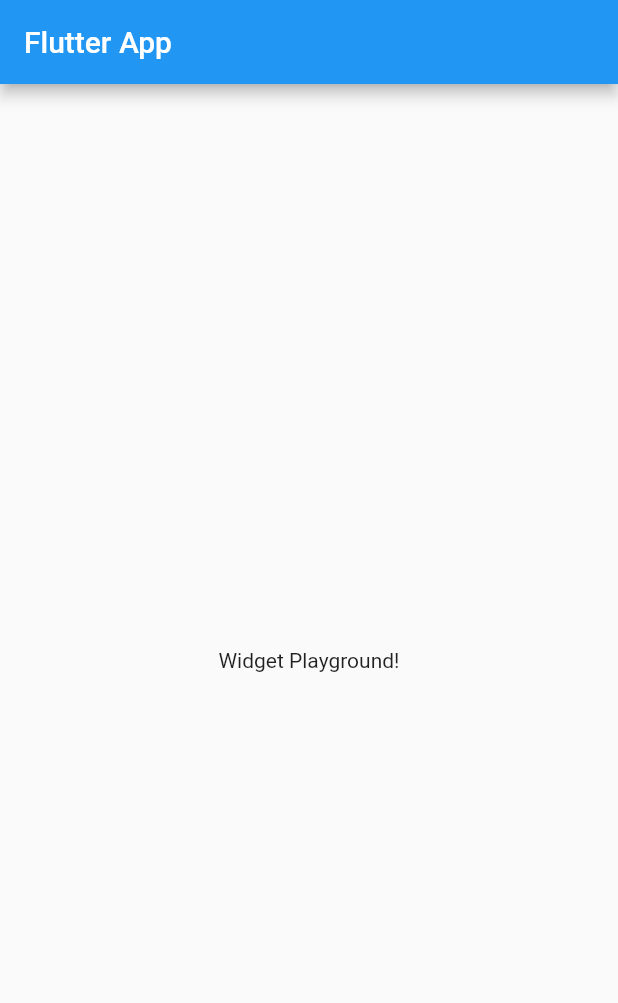
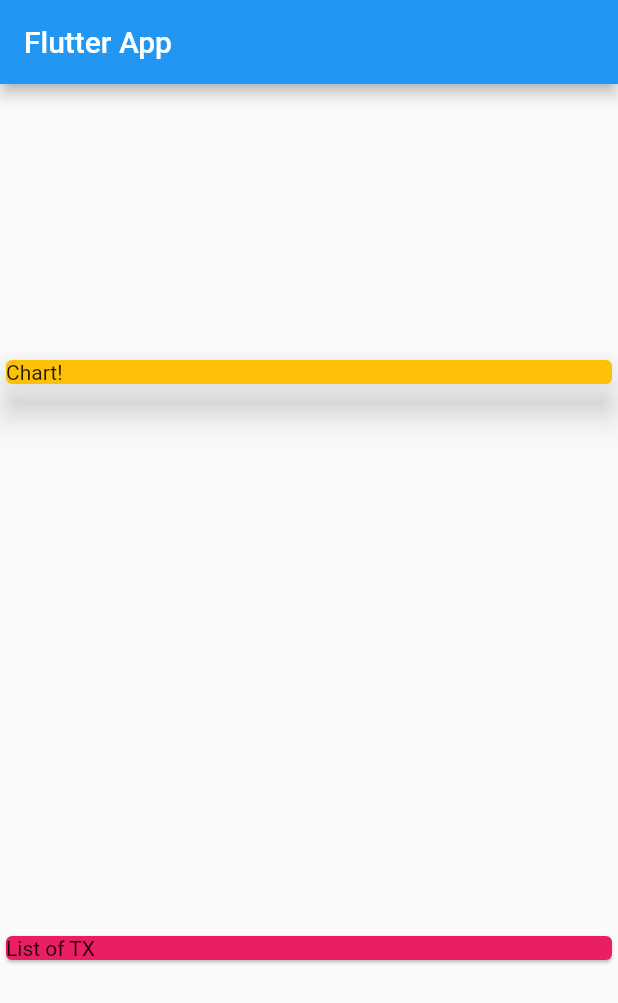
Before and after one commit to delwinbest/flutter_complete_guide, a Flutter app: the screen it shows after launch, on a phone screen of 412 x 824 dp. Shown: the top 1003 px of the screen. Run offline on Flutter 3.47's test engine with Material 2 defaults, Android fonts, the phone set to English and light mode, and no system bars.

Commit message:
Customer object class for transactions.

```diff
--- a/lib/main.dart
+++ b/lib/main.dart
@@ -1,12 +1,13 @@
 import 'package:flutter/material.dart';
+import 'package:flutter_complete_guide/transaction.dart';
 
-void main() => runApp(MyApp());
+void main() => runApp(const MyApp());
 
 class MyApp extends StatelessWidget {
   const MyApp({super.key});
   @override
   Widget build(BuildContext context) {
-    return const MaterialApp(
+    return MaterialApp(
       title: 'Flutter App',
       home: MyHomePage(),
     );
@@ -14,16 +15,37 @@ class MyApp extends StatelessWidget {
 }
 
 class MyHomePage extends StatelessWidget {
-  const MyHomePage({super.key});
+  final List<Transaction> transactions = [
+    Transaction(
+        id: 't1', title: 'New Shoes', amount: 69.99, date: DateTime.now()),
+    Transaction(
+        id: 't2', title: 'Groceries', amount: 16.99, date: DateTime.now())
+  ];
+
+  MyHomePage({super.key});
   @override
   Widget build(BuildContext context) {
     return Scaffold(
-      appBar: AppBar(
-        title: const Text('Flutter App'),
-      ),
-      body: const Center(
-        child: Text('Widget Playground!'),
-      ),
-    );
+        appBar: AppBar(
+          title: const Text('Flutter App'),
+        ),
+        body: Column(
+          mainAxisAlignment: MainAxisAlignment.spaceAround,
+          crossAxisAlignment: CrossAxisAlignment.stretch,
+          children: <Widget>[
+            Container(
+              width: double.infinity,
+              child: Card(
+                color: Colors.amber,
+                elevation: 10,
+                child: Text('Chart!'),
+              ),
+            ),
+            Card(
+              color: Colors.pink,
+              child: Text('List of TX'),
+            )
+          ],
+        ));
   }
 }
--- /dev/null
+++ b/lib/transaction.dart
@@ -0,0 +1,12 @@
+class Transaction {
+  final String id;
+  final String title;
+  final double amount;
+  final DateTime date;
+
+  Transaction(
+      {required this.id,
+      required this.title,
+      required this.amount,
+      required this.date});
+}
```
